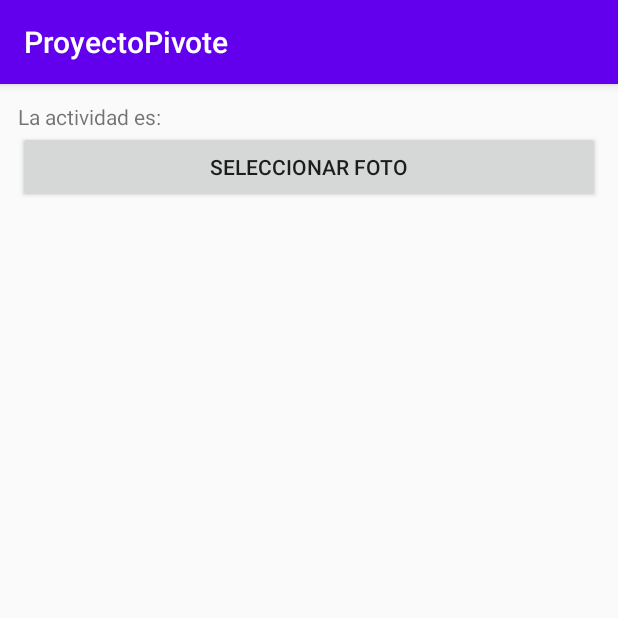
After one commit to davrira/LADM_U3_Practica1_DRivera, an Android app: the MainActivity2 screen opened directly, with no data from a screen before it, on a phone screen of 412 x 824 dp, the top half of it. The commit adds this screen. Run offline under Robolectric (Android 15) with nearby library versions, the phone set to English and light mode, and no system bars; 1 statement that could not run was skipped.

Commit message:
ventana detalles/agregar

```diff
--- a/app/src/main/AndroidManifest.xml
+++ b/app/src/main/AndroidManifest.xml
@@ -9,6 +9,7 @@
         android:roundIcon="@mipmap/ic_launcher_round"
         android:supportsRtl="true"
         android:theme="@style/AppTheme">
+        <activity android:name=".MainActivity2"></activity>
         <activity android:name=".MainActivity">
             <intent-filter>
                 <action android:name="android.intent.action.MAIN" />
--- /dev/null
+++ b/app/src/main/java/mx/tecnm/proyectopivote/MainActivity2.kt
@@ -0,0 +1,23 @@
+package mx.tecnm.proyectopivote
+
+import androidx.appcompat.app.AppCompatActivity
+import android.os.Bundle
+import kotlinx.android.synthetic.main.activity_main2.*
+
+class MainActivity2 : AppCompatActivity() {
+
+    var idActividad = ""
+
+    override fun onCreate(savedInstanceState: Bundle?) {
+
+        super.onCreate(savedInstanceState)
+        setContentView(R.layout.activity_main2)
+
+        var extra = intent.extras
+        idActividad = extra!!.getString("idActividad")!!
+
+        vtnAgregarTeViIdActivdad.setText("La actividad es: ${idActividad}")
+
+    }//onCreate
+
+}//class
--- /dev/null
+++ b/app/src/main/res/layout/activity_main2.xml
@@ -0,0 +1,31 @@
+<?xml version="1.0" encoding="utf-8"?>
+<LinearLayout xmlns:android="http://schemas.android.com/apk/res/android"
+    xmlns:app="http://schemas.android.com/apk/res-auto"
+    xmlns:tools="http://schemas.android.com/tools"
+    android:layout_width="match_parent"
+    android:layout_height="match_parent"
+    tools:context=".MainActivity2"
+    android:padding="12dp"
+    android:orientation="vertical"
+    >
+
+    <TextView
+        android:id="@+id/vtnAgregarTeViIdActivdad"
+        android:layout_width="match_parent"
+        android:layout_height="wrap_content"
+        />
+
+    <Button
+        android:id="@+id/vtnAgregarBtnFotot"
+        android:layout_width="match_parent"
+        android:layout_height="wrap_content"
+        android:text="Seleccionar foto"
+        />
+
+    <ImageView
+        android:id="@+id/vtnAgregarImViFotoSeleccionada"
+        android:layout_width="match_parent"
+        android:layout_height="wrap_content"
+        />
+
+</LinearLayout>
```
Also changed, not shown: app/src/main/java/mx/tecnm/proyectopivote/MainActivity.kt (+55 -0 lines), app/src/main/res/menu/menuacciones.xml (added, +7 -0 lines), 99 other files.
